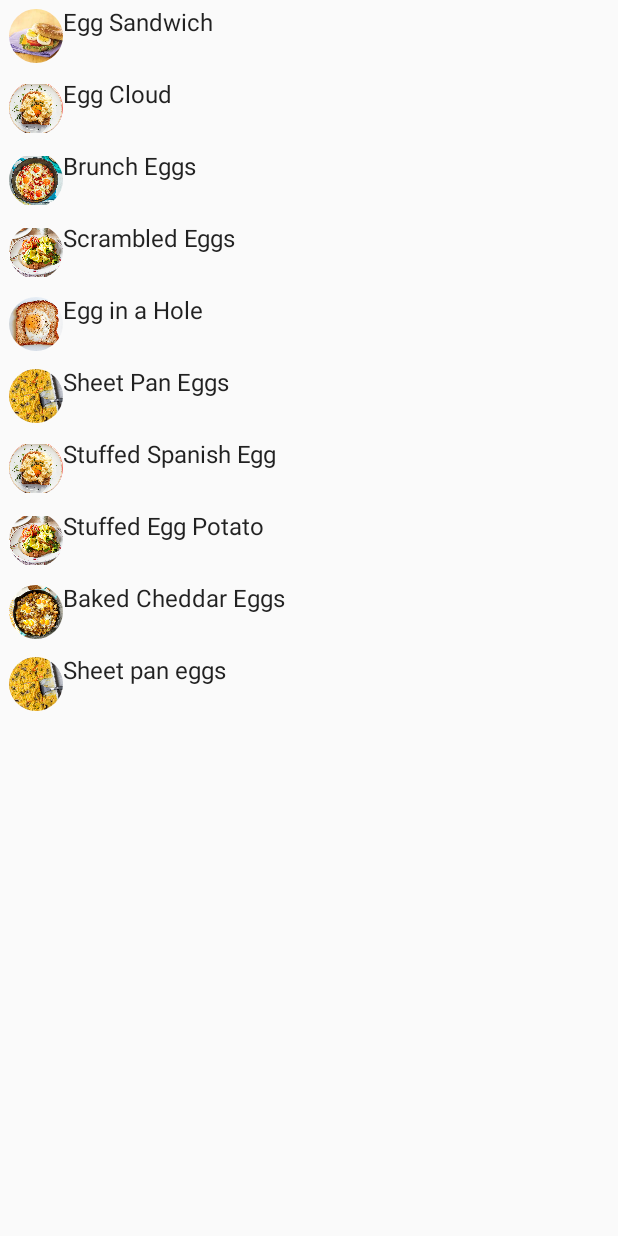
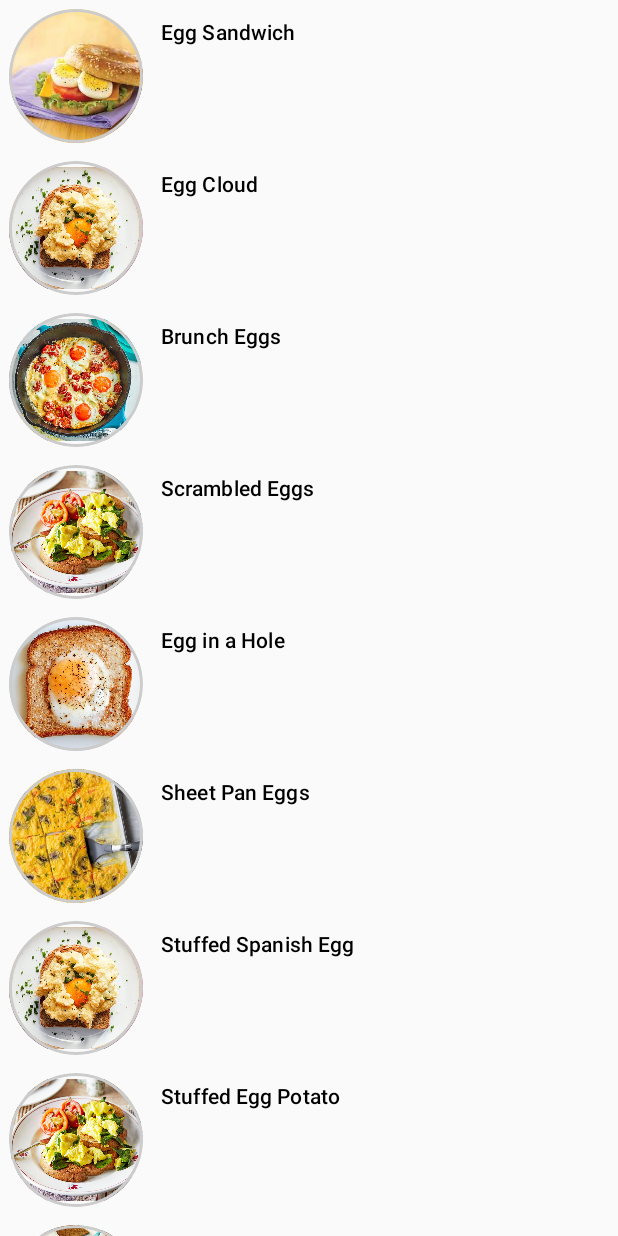
Before and after one commit to Honey14/composing, an Android app built with Jetpack Compose: the screen it shows after launch (MainActivity), on a phone screen of 412 x 824 dp. Run offline under Robolectric (Android 15) with nearby library versions, the phone set to English and light mode, and no system bars.

Commit message:
Use theme attributes and text properties

```diff
--- a/app/src/main/java/honey/composing/MainActivity.kt
+++ b/app/src/main/java/honey/composing/MainActivity.kt
@@ -4,6 +4,7 @@ import android.os.Bundle
 import androidx.activity.ComponentActivity
 import androidx.activity.compose.setContent
 import androidx.compose.foundation.Image
+import androidx.compose.foundation.border
 import androidx.compose.foundation.layout.*
 import androidx.compose.foundation.lazy.LazyColumn
 import androidx.compose.foundation.shape.CircleShape
@@ -13,6 +14,9 @@ import androidx.compose.ui.Modifier
 import androidx.compose.ui.draw.clip
 import androidx.compose.ui.res.painterResource
 import androidx.compose.foundation.lazy.items
+import androidx.compose.material.MaterialTheme
+import androidx.compose.material.primarySurface
+import androidx.compose.ui.graphics.Color
 import androidx.compose.ui.tooling.preview.Preview
 import androidx.compose.ui.unit.dp
 import honey.composing.ui.theme.ComposingTheme
@@ -45,11 +49,17 @@ private fun Menu(foodItem: FoodItems) {
             painter = painterResource(foodItem.resourceId),
             contentDescription = "Egg Sandwich",
             modifier = Modifier
-                .size(36.dp)
+                .size(89.dp)
                 .clip(CircleShape)
+                .border(1.5.dp, Color.LightGray, CircleShape)
         )
-        Text(text = foodItem.foodName)
         Spacer(modifier = Modifier.width(8.dp))
+        Text(
+            text = foodItem.foodName,
+            color = Color.Black,
+            style = MaterialTheme.typography.subtitle2,
+            modifier = Modifier.padding(all = 4.dp)
+        )
     }
 }
 
```
